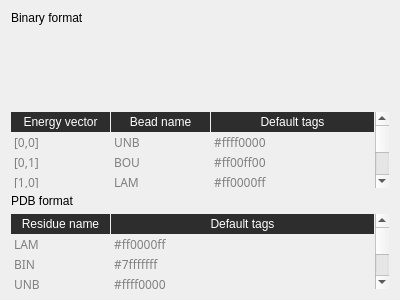
Above: QChromosome/defaults.ui from Michalaq/ChromosomeVisualizer before the change. Below: the same form after it.
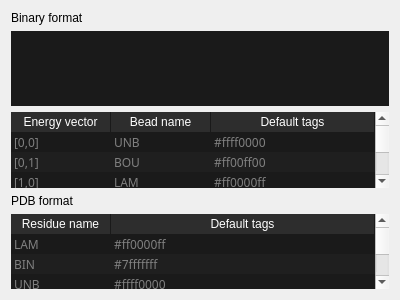
That is the form after the change. Custom widgets are drawn as their Qt base class.

Commit message: Added alternating background colors

```diff
--- a/QChromosome/defaults.ui
+++ b/QChromosome/defaults.ui
@@ -30,7 +30,8 @@
 	font-family: RobotoMono;
 	color: gray;
 	border: none;
-	background: transparent;
+	background: #1a1a1a;
+	alternate-background-color: #1f1f1f;
 	selection-background-color: #1a1a1a;
 	selection-color: white;
 	outline: 0;
@@ -65,6 +66,9 @@
      <property name="acceptDrops">
       <bool>true</bool>
      </property>
+     <property name="alternatingRowColors">
+      <bool>true</bool>
+     </property>
      <property name="selectionBehavior">
       <enum>QAbstractItemView::SelectRows</enum>
      </property>
@@ -96,6 +100,9 @@
      <property name="acceptDrops">
       <bool>true</bool>
      </property>
+     <property name="alternatingRowColors">
+      <bool>true</bool>
+     </property>
      <property name="selectionBehavior">
       <enum>QAbstractItemView::SelectRows</enum>
      </property>
@@ -229,6 +236,9 @@
      <property name="acceptDrops">
       <bool>true</bool>
      </property>
+     <property name="alternatingRowColors">
+      <bool>true</bool>
+     </property>
      <property name="selectionBehavior">
       <enum>QAbstractItemView::SelectRows</enum>
      </property>
```
The commit also changes 3 other files.
